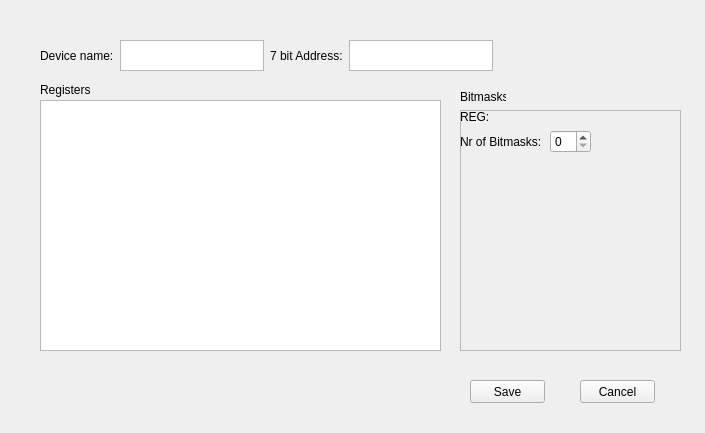
Above: code/uiRegisterForm.ui from luk6xff/RaspberryPiI2cSpiDevTester before the change. Below: the same form after it.
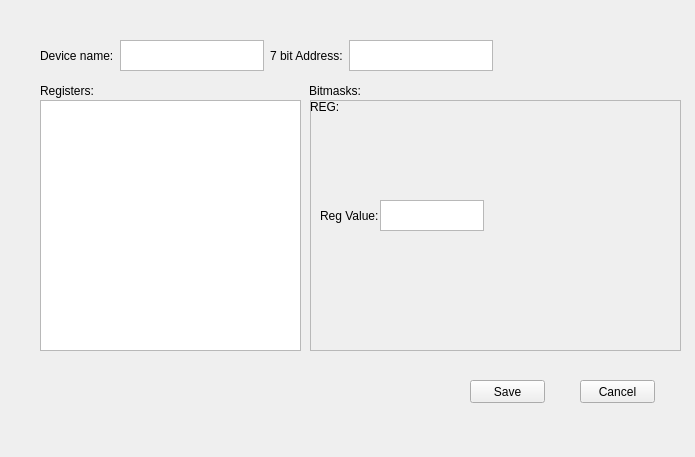
That is the form after the change.

Commit message: Added graphic item for 8 bit register in device desc creator

The edit to the form file:
```diff
--- a/code/uiRegisterForm.ui
+++ b/code/uiRegisterForm.ui
@@ -6,8 +6,8 @@
    <rect>
     <x>0</x>
     <y>0</y>
-    <width>705</width>
-    <height>433</height>
+    <width>695</width>
+    <height>457</height>
    </rect>
   </property>
   <property name="windowTitle">
@@ -18,7 +18,7 @@
     <rect>
      <x>40</x>
      <y>100</y>
-     <width>401</width>
+     <width>261</width>
      <height>251</height>
     </rect>
    </property>
@@ -151,26 +151,13 @@
     <string>Cancel</string>
    </property>
   </widget>
-  <widget class="QLabel" name="registersLabel">
-   <property name="geometry">
-    <rect>
-     <x>40</x>
-     <y>80</y>
-     <width>51</width>
-     <height>20</height>
-    </rect>
-   </property>
-   <property name="text">
-    <string>Registers:</string>
-   </property>
-  </widget>
   <widget class="QFrame" name="frame">
    <property name="geometry">
     <rect>
-     <x>460</x>
-     <y>110</y>
-     <width>221</width>
-     <height>241</height>
+     <x>310</x>
+     <y>100</y>
+     <width>371</width>
+     <height>251</height>
     </rect>
    </property>
    <property name="frameShape">
@@ -192,63 +179,95 @@
      <string>REG: </string>
     </property>
    </widget>
+   <widget class="QLabel" name="nameOfRegLabel">
+    <property name="geometry">
+     <rect>
+      <x>40</x>
+      <y>0</y>
+      <width>61</width>
+      <height>16</height>
+     </rect>
+    </property>
+    <property name="text">
+     <string/>
+    </property>
+   </widget>
+   <widget class="QPlainTextEdit" name="Reg8BitValuePlainTextEdit">
+    <property name="geometry">
+     <rect>
+      <x>70</x>
+      <y>100</y>
+      <width>104</width>
+      <height>31</height>
+     </rect>
+    </property>
+   </widget>
+   <widget class="QLabel" name="label_2">
+    <property name="geometry">
+     <rect>
+      <x>10</x>
+      <y>100</y>
+      <width>61</width>
+      <height>31</height>
+     </rect>
+    </property>
+    <property name="text">
+     <string>Reg Value:</string>
+    </property>
+   </widget>
    <widget class="QWidget" name="horizontalLayoutWidget_2">
     <property name="geometry">
      <rect>
       <x>0</x>
-      <y>20</y>
-      <width>214</width>
-      <height>41</height>
+      <y>10</y>
+      <width>371</width>
+      <height>80</height>
      </rect>
     </property>
-    <layout class="QHBoxLayout" name="horizontalLayout_2">
-     <property name="spacing">
-      <number>8</number>
-     </property>
-     <property name="sizeConstraint">
-      <enum>QLayout::SetFixedSize</enum>
-     </property>
-     <item>
-      <widget class="QLabel" name="label_2">
-       <property name="text">
-        <string>Nr of Bitmasks:</string>
-       </property>
-      </widget>
-     </item>
-     <item>
-      <widget class="QSpinBox" name="nrOfBitmasksSpinBox"/>
-     </item>
-     <item>
-      <spacer name="horizontalSpacer_3">
-       <property name="orientation">
-        <enum>Qt::Horizontal</enum>
-       </property>
-       <property name="sizeType">
-        <enum>QSizePolicy::Fixed</enum>
-       </property>
-       <property name="sizeHint" stdset="0">
-        <size>
-         <width>40</width>
-         <height>20</height>
-        </size>
-       </property>
-      </spacer>
-     </item>
-    </layout>
+    <layout class="QHBoxLayout" name="register8BitHLayout"/>
    </widget>
   </widget>
-  <widget class="QLabel" name="bitmaskLabelTitle">
+  <widget class="QWidget" name="horizontalLayoutWidget_3">
    <property name="geometry">
     <rect>
-     <x>460</x>
-     <y>90</y>
-     <width>46</width>
-     <height>13</height>
+     <x>40</x>
+     <y>80</y>
+     <width>541</width>
+     <height>22</height>
     </rect>
    </property>
-   <property name="text">
-    <string>Bitmasks:</string>
-   </property>
+   <layout class="QHBoxLayout" name="horizontalLayout_4">
+    <item>
+     <widget class="QLabel" name="registersLabel">
+      <property name="text">
+       <string>Registers:</string>
+      </property>
+     </widget>
+    </item>
+    <item>
+     <widget class="QLabel" name="bitmaskLabelTitle">
+      <property name="text">
+       <string>Bitmasks:</string>
+      </property>
+     </widget>
+    </item>
+    <item>
+     <spacer name="horizontalSpacer_4">
+      <property name="orientation">
+       <enum>Qt::Horizontal</enum>
+      </property>
+      <property name="sizeType">
+       <enum>QSizePolicy::Fixed</enum>
+      </property>
+      <property name="sizeHint" stdset="0">
+       <size>
+        <width>10</width>
+        <height>20</height>
+       </size>
+      </property>
+     </spacer>
+    </item>
+   </layout>
   </widget>
   <zorder>registersWidget</zorder>
   <zorder>horizontalLayoutWidget</zorder>
```
Left out of the diff: 8 changed lines with no effect on the pictures. The commit also changes 12 other files.
